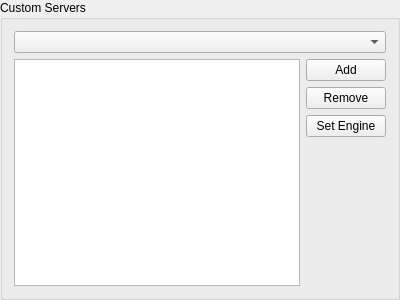
Above: src/core/gui/configuration/cfgcustomservers.ui from Destroyerrrocket/doomseeker-unofficial before the change. Below: the same form after it.
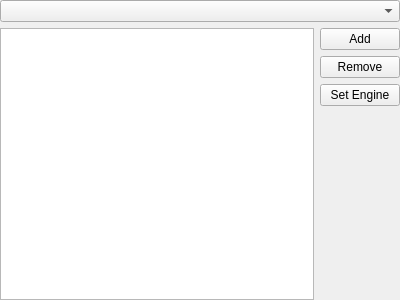
That is the form after the change.

Commit message: - All configuration pages are now descendants of QWidget rather than QGroupBox. Configuration dialog is responsible for spawning the groupbox and inserting page within.

Patch:
```diff
--- a/src/core/gui/configuration/cfgcustomservers.ui
+++ b/src/core/gui/configuration/cfgcustomservers.ui
@@ -1,7 +1,7 @@
 <?xml version="1.0" encoding="UTF-8"?>
 <ui version="4.0">
  <class>CFGCustomServers</class>
- <widget class="QGroupBox" name="CFGCustomServers">
+ <widget class="QWidget" name="CFGCustomServers">
   <property name="geometry">
    <rect>
     <x>0</x>
@@ -10,13 +10,10 @@
     <height>300</height>
    </rect>
   </property>
-  <property name="windowTitle">
-   <string>GroupBox</string>
-  </property>
-  <property name="title">
-   <string>Custom Servers</string>
-  </property>
   <layout class="QVBoxLayout" name="verticalLayout_2">
+   <property name="margin">
+    <number>0</number>
+   </property>
    <item>
     <widget class="QComboBox" name="cboEngines"/>
    </item>
```
The commit also changes 29 other files.
